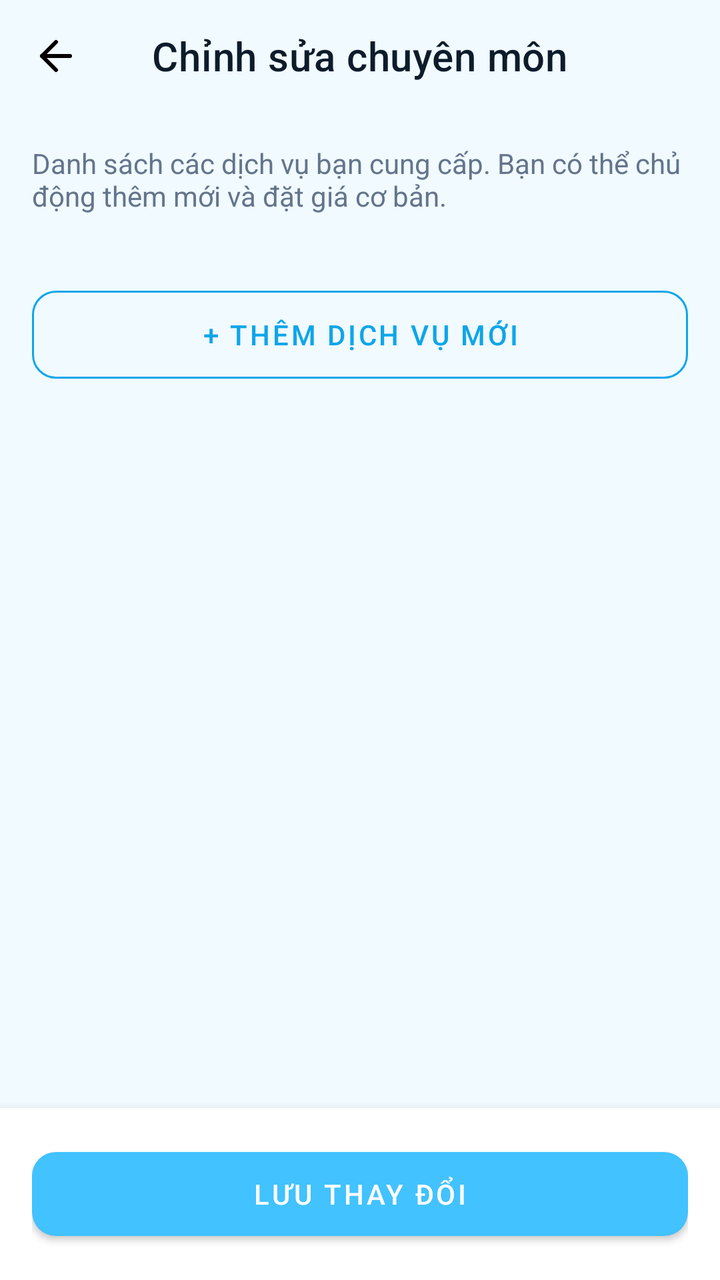
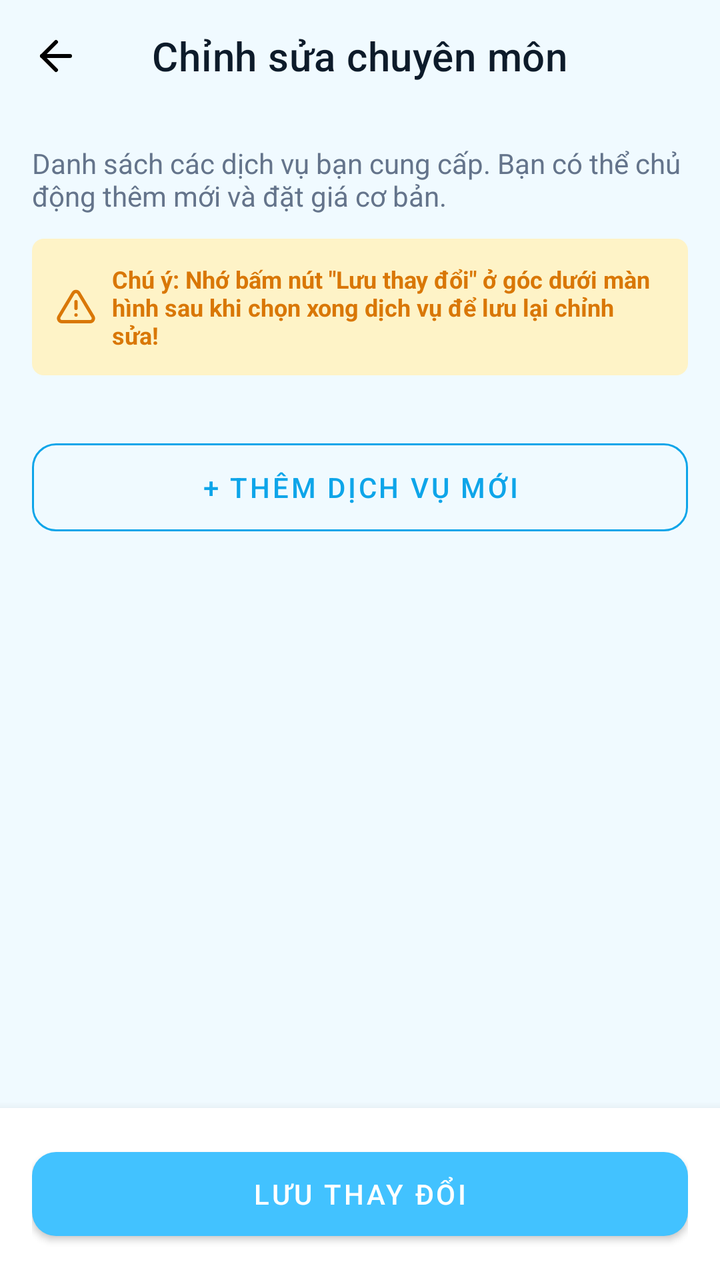

Screens rendered from an Android XML layout before and after an edit, with the pre-edit source and the edit as a unified diff.
<!-- AndroidManifest.xml: application theme Theme.FixItVN -->
<!-- res/layout/fragment_worker_edit_specialization.xml -->
<?xml version="1.0" encoding="utf-8"?>
<androidx.constraintlayout.widget.ConstraintLayout xmlns:android="http://schemas.android.com/apk/res/android"
    xmlns:app="http://schemas.android.com/apk/res-auto"
    android:layout_width="match_parent"
    android:layout_height="match_parent"
    android:background="#f0faff">

    <com.google.android.material.appbar.MaterialToolbar
        android:id="@+id/toolbarEditSpecialization"
        android:layout_width="match_parent"
        android:layout_height="?attr/actionBarSize"
        android:background="@android:color/transparent"
        app:navigationIcon="@drawable/ic_lucide_arrow_left"
        app:title="Chỉnh sửa chuyên môn"
        app:titleCentered="true"
        app:titleTextAppearance="@style/TextAppearance.MaterialComponents.Headline6"
        app:titleTextColor="#0d1b2a"
        app:layout_constraintTop_toTopOf="parent" />

    <androidx.core.widget.NestedScrollView
        android:layout_width="match_parent"
        android:layout_height="0dp"
        android:fillViewport="true"
        app:layout_constraintTop_toBottomOf="@id/toolbarEditSpecialization"
        app:layout_constraintBottom_toTopOf="@id/layoutBottom">

        <androidx.constraintlayout.widget.ConstraintLayout
            android:layout_width="match_parent"
            android:layout_height="wrap_content"
            android:padding="16dp">

            <TextView
                android:id="@+id/tvDescription"
                android:layout_width="match_parent"
                android:layout_height="wrap_content"
                android:layout_marginBottom="16dp"
                android:text="Danh sách các dịch vụ bạn cung cấp. Bạn có thể chủ động thêm mới và đặt giá cơ bản."
                android:textColor="#64748b"
                android:textSize="14sp"
                app:layout_constraintTop_toTopOf="parent" />

            <androidx.recyclerview.widget.RecyclerView
                android:id="@+id/recyclerSpecializations"
                android:layout_width="match_parent"
                android:layout_height="wrap_content"
                android:layout_marginTop="16dp"
                android:layout_marginBottom="16dp"
                android:nestedScrollingEnabled="false"
                app:layoutManager="androidx.recyclerview.widget.LinearLayoutManager"
                app:layout_constraintTop_toBottomOf="@id/tvDescription" />

            <com.google.android.material.button.MaterialButton
                android:id="@+id/btnAddService"
                style="@style/Widget.MaterialComponents.Button.OutlinedButton"
                android:layout_width="match_parent"
                android:layout_height="56dp"
                android:layout_marginTop="16dp"
                android:text="+ Thêm dịch vụ mới"
                android:textColor="#0ea5e9"
                app:cornerRadius="12dp"
                app:strokeColor="#0ea5e9"
                app:layout_constraintTop_toBottomOf="@id/recyclerSpecializations" />

        </androidx.constraintlayout.widget.ConstraintLayout>
    </androidx.core.widget.NestedScrollView>

    <androidx.constraintlayout.widget.ConstraintLayout
        android:id="@+id/layoutBottom"
        android:layout_width="match_parent"
        android:layout_height="wrap_content"
        android:background="@android:color/white"
        android:elevation="8dp"
        android:padding="16dp"
        app:layout_constraintBottom_toBottomOf="parent">

        <com.google.android.material.button.MaterialButton
            android:id="@+id/btnSave"
            android:layout_width="match_parent"
            android:layout_height="54dp"
            android:text="Lưu thay đổi"
            app:cornerRadius="12dp"
            app:layout_constraintTop_toTopOf="parent"
            app:layout_constraintBottom_toBottomOf="parent" />
    </androidx.constraintlayout.widget.ConstraintLayout>

    <include
        android:id="@+id/layoutLoading"
        layout="@layout/layout_loading"
        android:visibility="gone" />

</androidx.constraintlayout.widget.ConstraintLayout>
<!-- res/layout/layout_loading.xml (included above) -->
<?xml version="1.0" encoding="utf-8"?>
<FrameLayout xmlns:android="http://schemas.android.com/apk/res/android"
    android:layout_width="match_parent"
    android:layout_height="match_parent"
    android:background="#f8fafc"
    android:clickable="true"
    android:focusable="true"
    android:visibility="gone">

    <LinearLayout
        android:layout_width="wrap_content"
        android:layout_height="wrap_content"
        android:layout_gravity="center"
        android:orientation="vertical"
        android:gravity="center">

        <ProgressBar
            android:layout_width="48dp"
            android:layout_height="48dp"
            android:indeterminateTint="#3b82f6" />

        <TextView
            android:layout_width="wrap_content"
            android:layout_height="wrap_content"
            android:layout_marginTop="16dp"
            android:text="Đang tải dữ liệu..."
            android:textColor="#64748b"
            android:textSize="14sp" />
    </LinearLayout>
</FrameLayout>
<!-- resources referenced by this layout -->
<resources>
  <!-- drawable ic_lucide_arrow_left (drawable) -->
  <vector xmlns:android="http://schemas.android.com/apk/res/android"
      android:width="24dp"
      android:height="24dp"
      android:viewportWidth="24"
      android:viewportHeight="24">
    <path
        android:pathData="m12,19 -7,-7 7,-7"
        android:strokeLineJoin="round"
        android:strokeWidth="2"
        android:fillColor="#00000000"
        android:strokeColor="#000000"
        android:strokeLineCap="round"/>
    <path
        android:pathData="M19,12H5"
        android:strokeLineJoin="round"
        android:strokeWidth="2"
        android:fillColor="#00000000"
        android:strokeColor="#000000"
        android:strokeLineCap="round"/>
  </vector>
  <style name="Theme.FixItVN" parent="Theme.MaterialComponents.DayNight.NoActionBar">
  
          
          <item name="colorPrimary">#42c2ff</item>
          <item name="colorPrimaryDark">#00658b</item>
          <item name="colorPrimaryVariant">#00658b</item>
          <item name="colorOnPrimary">#ffffff</item>
  
          
          <item name="colorSecondary">#42c2ff</item>
          <item name="colorSecondaryVariant">#1a9fe0</item>
          <item name="colorOnSecondary">#ffffff</item>
  
          
          <item name="android:colorBackground">#f0faff</item>
          <item name="android:windowBackground">#f0faff</item>
          <item name="colorSurface">#ffffff</item>
          <item name="colorOnSurface">#0d1b2a</item>
  
          
          <item name="android:statusBarColor">#ffffff</item>
          <item name="android:windowLightStatusBar">true</item>
  
          
          <item name="android:navigationBarColor">#ffffff</item>
  
          
          <item name="bottomNavigationStyle">@style/Widget.FixIt.BottomNavigationView</item>
  
      </style>
  <style name="Widget.FixIt.BottomNavigationView" parent="Widget.MaterialComponents.BottomNavigationView">
          <item name="itemTextAppearanceActive">@style/TextAppearance.FixIt.BottomNav</item>
          <item name="itemTextAppearanceInactive">@style/TextAppearance.FixIt.BottomNav</item>
      </style>
  <style name="TextAppearance.FixIt.BottomNav" parent="TextAppearance.MaterialComponents.Caption">
          <item name="android:textSize">10sp</item>
          <item name="android:fontFamily">sans-serif-medium</item>
      </style>
</resources>

<!-- the commit's change to res/layout/fragment_worker_edit_specialization.xml (unified diff, before → after) -->
@@ -33,21 +33,48 @@
                 android:id="@+id/tvDescription"
                 android:layout_width="match_parent"
                 android:layout_height="wrap_content"
-                android:layout_marginBottom="16dp"
                 android:text="Danh sách các dịch vụ bạn cung cấp. Bạn có thể chủ động thêm mới và đặt giá cơ bản."
                 android:textColor="#64748b"
                 android:textSize="14sp"
                 app:layout_constraintTop_toTopOf="parent" />
 
+            <LinearLayout
+                android:id="@+id/layoutWarningSave"
+                android:layout_width="match_parent"
+                android:layout_height="wrap_content"
+                android:orientation="horizontal"
+                android:background="@drawable/bg_badge_yellow_light"
+                android:padding="12dp"
+                android:layout_marginTop="12dp"
+                android:gravity="center_vertical"
+                app:layout_constraintTop_toBottomOf="@id/tvDescription">
+
+                <ImageView
+                    android:layout_width="20dp"
+                    android:layout_height="20dp"
+                    android:src="@drawable/ic_lucide_alert_triangle"
+                    app:tint="#d97706" />
+
+                <TextView
+                    android:layout_width="0dp"
+                    android:layout_height="wrap_content"
+                    android:layout_weight="1"
+                    android:layout_marginStart="8dp"
+                    android:text="Chú ý: Nhớ bấm nút &quot;Lưu thay đổi&quot; ở góc dưới màn hình sau khi chọn xong dịch vụ để lưu lại chỉnh sửa!"
+                    android:textColor="#d97706"
+                    android:textSize="12sp"
+                    android:textStyle="bold" />
+            </LinearLayout>
+
             <androidx.recyclerview.widget.RecyclerView
                 android:id="@+id/recyclerSpecializations"
                 android:layout_width="match_parent"
                 android:layout_height="wrap_content"
-                android:layout_marginTop="16dp"
+                android:layout_marginTop="12dp"
                 android:layout_marginBottom="16dp"
                 android:nestedScrollingEnabled="false"
                 app:layoutManager="androidx.recyclerview.widget.LinearLayoutManager"
-                app:layout_constraintTop_toBottomOf="@id/tvDescription" />
+                app:layout_constraintTop_toBottomOf="@id/layoutWarningSave" />
 
             <com.google.android.material.button.MaterialButton
                 android:id="@+id/btnAddService"
<!-- resource entries referenced after the edit -->
@@ -1,5 +1,36 @@
 <!-- resources referenced by this layout -->
 <resources>
+  <!-- drawable bg_badge_yellow_light (drawable) -->
+  <?xml version="1.0" encoding="utf-8"?>
+  <shape xmlns:android="http://schemas.android.com/apk/res/android">
+      <solid android:color="#FEF3C7" />
+      <corners android:radius="6dp" />
+  </shape>
+  <!-- drawable ic_lucide_alert_triangle (drawable) -->
+  <vector xmlns:android="http://schemas.android.com/apk/res/android"
+      android:width="24dp"
+      android:height="24dp"
+      android:viewportWidth="24"
+      android:viewportHeight="24">
+      <path
+          android:pathData="M10.29,3.86L1.82,18a2,2 0,0 0,1.71 3h16.94a2,2 0,0 0,1.71 -3L13.71,3.86a2,2 0,0 0,-3.42 0z"
+          android:strokeLineJoin="round"
+          android:strokeWidth="2"
+          android:strokeColor="#000000"
+          android:strokeLineCap="round"/>
+      <path
+          android:pathData="M12,9v4"
+          android:strokeLineJoin="round"
+          android:strokeWidth="2"
+          android:strokeColor="#000000"
+          android:strokeLineCap="round"/>
+      <path
+          android:pathData="M12,17h0.01"
+          android:strokeLineJoin="round"
+          android:strokeWidth="2"
+          android:strokeColor="#000000"
+          android:strokeLineCap="round"/>
+  </vector>
   <!-- drawable ic_lucide_arrow_left (drawable) -->
   <vector xmlns:android="http://schemas.android.com/apk/res/android"
       android:width="24dp"
